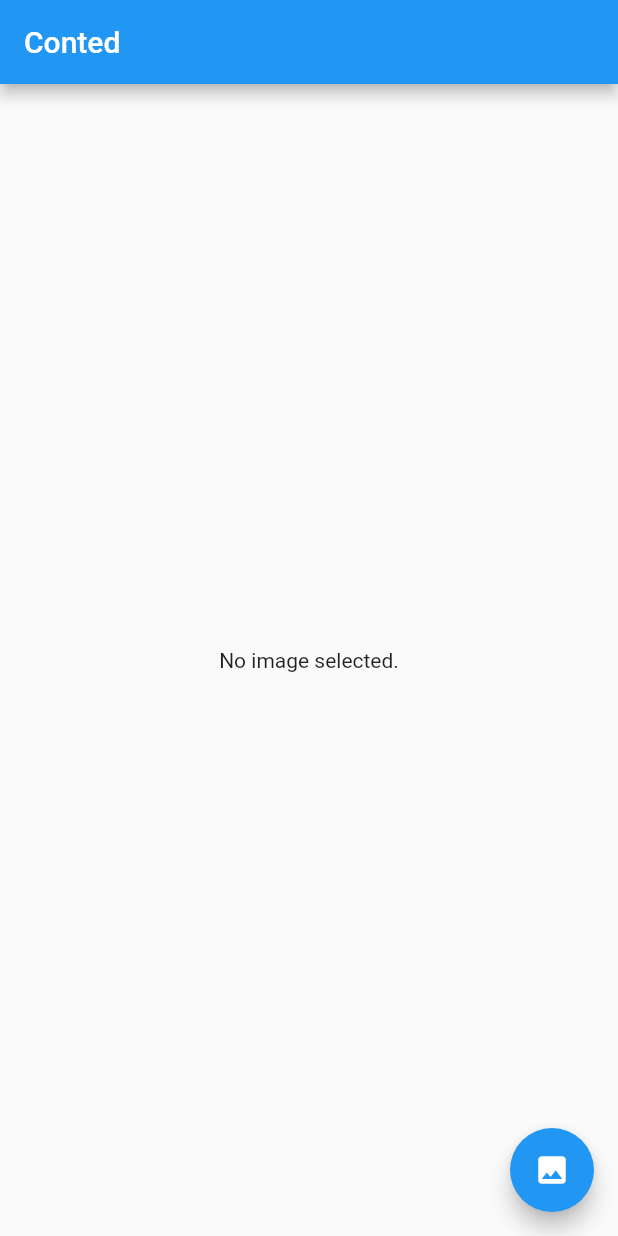
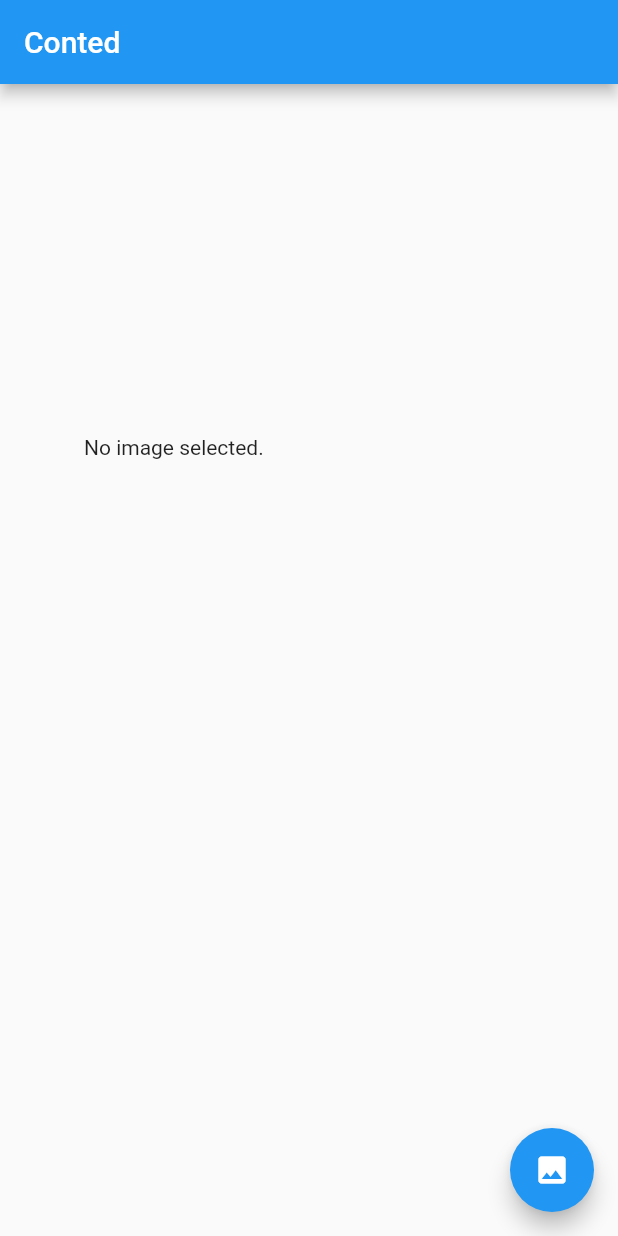
Before and after one commit to sirasitxp/counted_app, a Flutter app: the screen it shows after launch, on a phone screen of 412 x 824 dp. Run offline on Flutter 3.47's test engine with Material 2 defaults, Android fonts, the phone set to English and light mode, and no system bars; our stand-ins replace image_picker; missing offline and left inert: tflite.

```diff
--- a/lib/main.dart
+++ b/lib/main.dart
@@ -50,6 +50,13 @@ class _MyHomePageState extends State<MyHomePage> {
     });
   }
 
+  Future loadModel() async {
+    var result = await Tflite.loadModel(
+      model: "assets/model_unquant.tflite",
+      labels: "assets/labels.txt",
+    );
+  }
+
   @override
   Widget build(BuildContext context) {
     return Scaffold(
@@ -57,8 +64,12 @@ class _MyHomePageState extends State<MyHomePage> {
         title: Text(widget.title),
       ),
       body: Center(
-        child:
-            _image == null ? Text('No image selected.') : Image.file(_image!),
+        child: Container(
+          width: 300,
+          height: 300,
+          child:
+              _image == null ? Text('No image selected.') : Image.file(_image!),
+        ),
       ),
       floatingActionButton: FloatingActionButton(
         onPressed: getImage,
```
